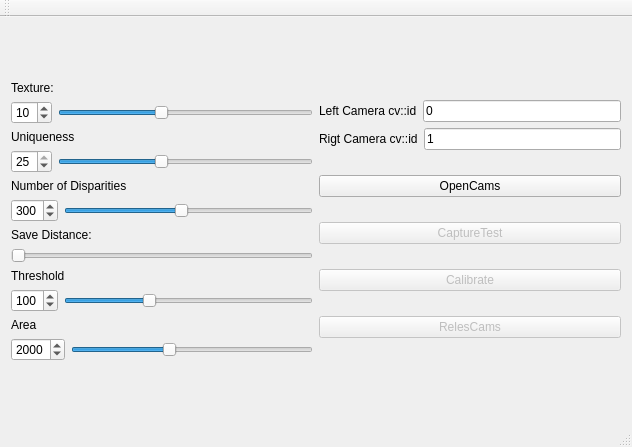
First picture: the form in visao-c/workspace/inmoov_qt/src/inmoov_qt.ui, repository xtarke/visao, before the edit.
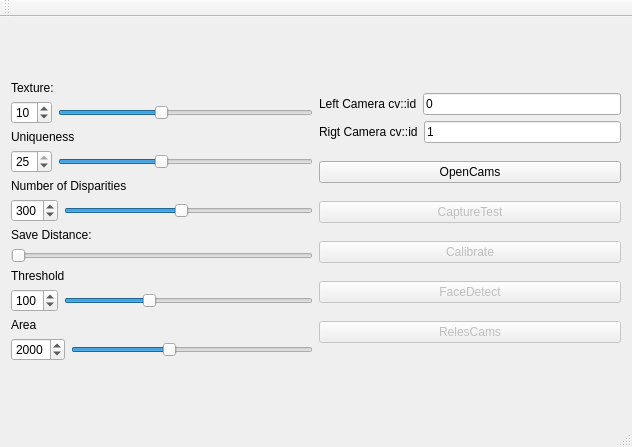
Second picture: the form after the edit. Icons and pictures are not drawn.

Commit message: Added face detection

Diff of the .ui file:
```diff
--- a/visao-c/workspace/inmoov_qt/src/inmoov_qt.ui
+++ b/visao-c/workspace/inmoov_qt/src/inmoov_qt.ui
@@ -297,6 +297,16 @@
           </property>
          </widget>
         </item>
+        <item>
+         <widget class="QPushButton" name="pushButtonFaceDetect">
+          <property name="enabled">
+           <bool>false</bool>
+          </property>
+          <property name="text">
+           <string>FaceDetect</string>
+          </property>
+         </widget>
+        </item>
         <item>
          <widget class="QPushButton" name="pushButtonRelesCams">
           <property name="enabled">
```
The commit also changes 5 other files.
